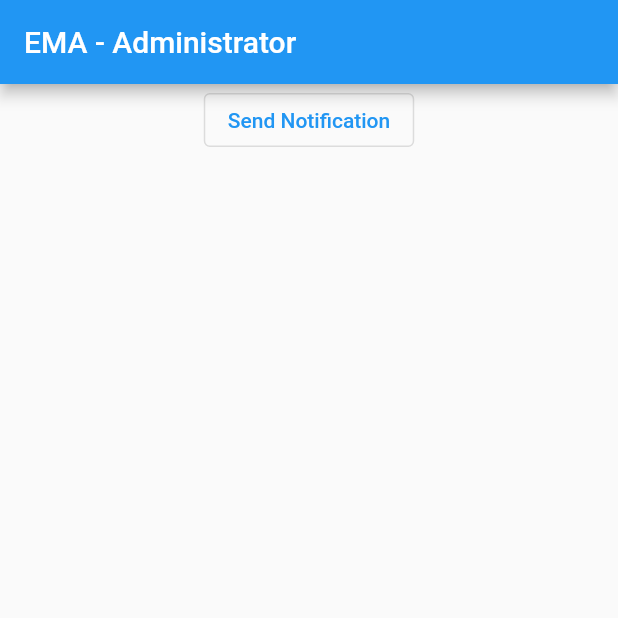
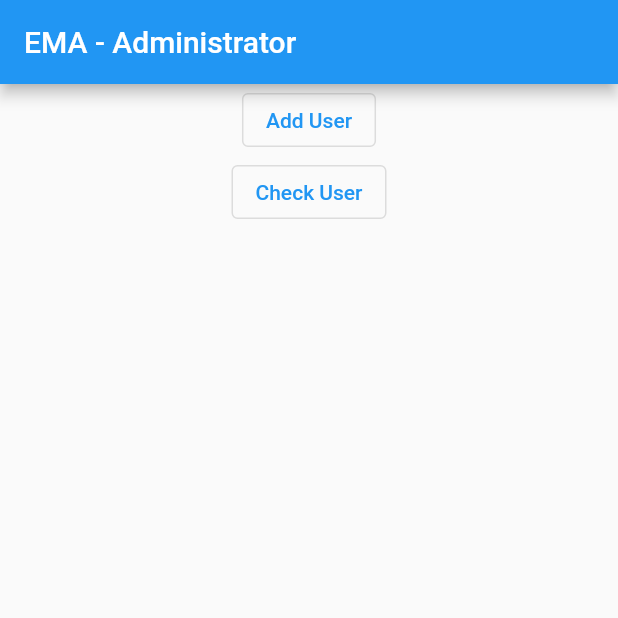
Before and after one commit to cs481-ekh/f21-ramen, a Flutter app: the screen it shows after launch, on a phone screen of 412 x 824 dp, the top half of it. Run offline on Flutter 3.47's test engine with Material 2 defaults, Android fonts, the phone set to English and light mode, and no system bars; our stand-ins replace cloud_firestore, firebase_analytics, firebase_core; accounts and stored records are empty.

Commit message:
added buttons that succssfully add hc user, and query hc user

```diff
--- a/lib/main.dart
+++ b/lib/main.dart
@@ -5,11 +5,11 @@ import 'package:flutter/material.dart';
 import 'package:firebase_core/firebase_core.dart';
 import 'package:firebase_analytics/firebase_analytics.dart';
 import 'package:firebase_analytics/observer.dart';
+import 'package:cloud_firestore/cloud_firestore.dart';
 
 void main() {
   WidgetsFlutterBinding.ensureInitialized();
-  runApp(
-    App()
+  runApp(App()
       // const MaterialApp( // using Material is optional but "good practice"
       //   title: 'EMA',
       //   home: AdminHome(),
@@ -25,7 +25,7 @@ class App extends StatefulWidget {
 
   static FirebaseAnalytics analytics = FirebaseAnalytics();
   static FirebaseAnalyticsObserver observer = FirebaseAnalyticsObserver(analytics: analytics);
-
+  static FirebaseFirestore firestore = FirebaseFirestore.instance;
 }
 
 class _AppState extends State<App> {
@@ -41,20 +41,19 @@ class _AppState extends State<App> {
       setState(() {
         _initialized = true;
       });
-    } catch(e) {
+    } catch (e) {
       // Set `_error` state to true if Firebase initialization fails
       setState(() {
         _error = true;
       });
     }
 
-    if(_error){
+    if (_error) {
       print("Something went wrong with Firebase...");
-    }
-    else{
+    } else {
       print("success!");
     }
-    if(!_initialized){
+    if (!_initialized) {
       print("loading...");
     }
   }
@@ -67,6 +66,30 @@ class _AppState extends State<App> {
 
   @override
   Widget build(BuildContext context) {
+
+    CollectionReference users = FirebaseFirestore.instance.collection('users');
+
+    // FirebaseFirestore.instance.collection('users').get().then((QuerySnapshot querySnapshot){
+    //     for (var element in querySnapshot.docs) {print(element["firstName"]); }
+    // });
+
+    Future<void> checkUser() {
+      return users.where('email', isEqualTo: 'test@gmail.com').get().then((value) => {for (var element in value.docs) {print(element["firstName"])}  }).catchError((error) => print("Failed to get user."));
+    }
+
+    Future<void> addUser() {
+      return users
+          .add({
+            'firstName': "Dana",
+            'lastName': "Default",
+            'email': "test2@gmail.com",
+            'projectId': 124,
+            'dateCreated': '10-03-2021'
+      })
+          .then((value) => print("User Added"))
+          .catchError((error) => print("Failed to add user."));
+    }
+
     // scaffold is a layout for the major Material Components
     return MaterialApp(
       home: Scaffold(
@@ -78,8 +101,12 @@ class _AppState extends State<App> {
           child: Column(
             children: [
               OutlinedButton(
-                  onPressed: () {print("button pressed");},
-                  child: Text('Send Notification'),
+                onPressed: addUser,
+                child: Text('Add User'),
+              ),
+              OutlinedButton(
+                onPressed: checkUser,
+                child: Text('Check User'),
               ),
             ],
           ),
--- a/pubspec.yaml
+++ b/pubspec.yaml
@@ -30,6 +30,7 @@ dependencies:
   flutter:
     sdk: flutter
   firebase_core: ^1.6.0
+  cloud_firestore: "^2.5.3"
 
   # The following adds the Cupertino Icons font to your application.
   # Use with the CupertinoIcons class for iOS style icons.
```
Also changed, not shown: pubspec.lock, 1 other file. Lines whose indentation alone changed are shown as unchanged.
